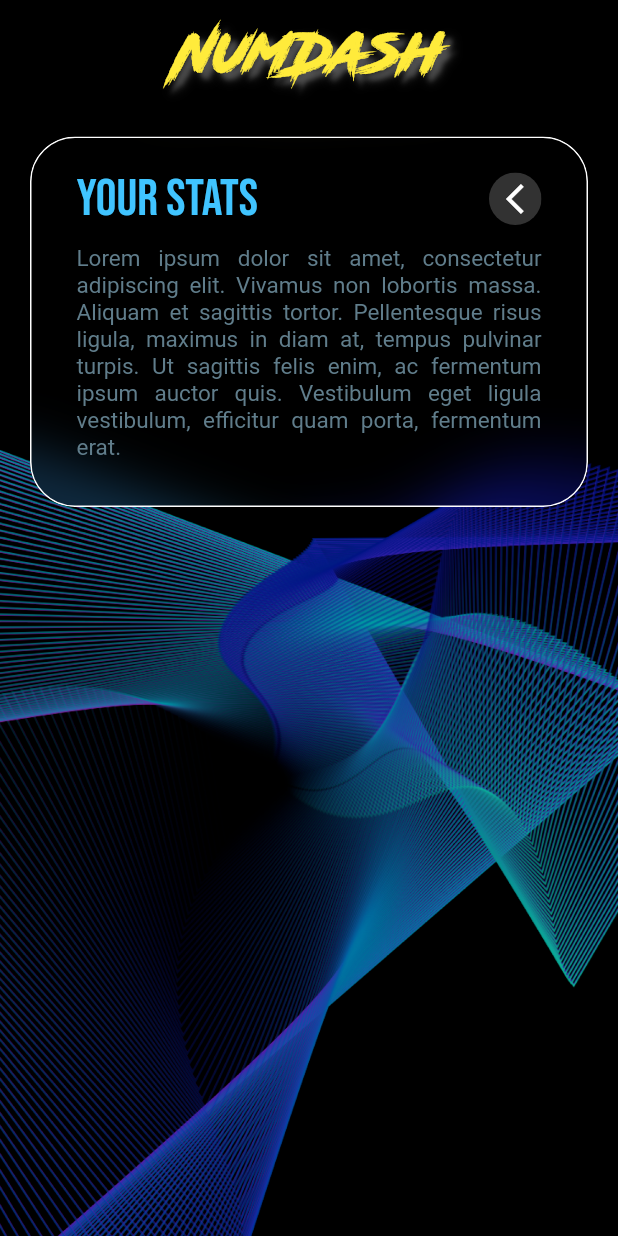
After one commit to MihailOfficial/primedart, a Flutter app: the StatsPage screen opened directly, on a phone screen of 412 x 824 dp. The commit adds this screen. Run offline on Flutter 3.47's test engine with Material 2 defaults, Android fonts, the phone set to English and light mode, and no system bars; our stand-ins replace cloud_firestore, firebase_auth, firebase_core, flushbar, flutter_icons, page_transition and 1 more; missing offline and left inert: blinking_text, flame, fullscreen, keyboard_attachable; accounts and stored records are empty; statements that could not run were skipped.

Commit message:
added lorem ipsum stats page and created debug logout button

```diff
--- /dev/null
+++ b/lib/statspage.dart
@@ -0,0 +1,168 @@
+import 'dart:ui';
+
+import 'package:flutter/material.dart';
+import 'package:page_transition/page_transition.dart';
+import 'package:sizer/sizer.dart';
+
+import 'home.dart';
+import 'main.dart';
+import 'game.dart';
+class StatsPage extends StatefulWidget {
+
+  @override
+  _StatsPageState createState() => _StatsPageState();
+}
+
+class _StatsPageState extends State<StatsPage> {
+  bool playGame = false;
+
+  @override
+  Widget build(BuildContext context) {
+
+    var screenHeight = MediaQuery.of(context).size.height;
+    final double statusBarHeight = MediaQuery.of(context).padding.top;
+    return Scaffold(
+        body: Container(
+            decoration: BoxDecoration(
+              image: DecorationImage(
+                image: AssetImage("assets/images/home_background.png"),
+                fit: BoxFit.cover,
+              ),
+            ),
+            child: SafeArea(
+                child: Container(
+                    color: Color.fromRGBO(0, 0, 0, 0.3),
+                    child: Column(children: <Widget>[
+                      Container(
+                          width: double.infinity,
+                          child: Padding(
+                              padding:
+                              const EdgeInsets.symmetric(vertical: 5.0),
+                              child: Row(
+                                  mainAxisAlignment: MainAxisAlignment.center,
+                                  children: <Widget>[
+                                    Text('NumDash',
+                                        style: TextStyle(
+                                          fontFamily: 'rage',
+                                          fontSize: 28.0.sp,
+                                          color: Colors.yellow,
+                                          shadows: <Shadow>[
+                                            Shadow(
+                                              offset: Offset(5.0, 5.0),
+                                              blurRadius: 3.0,
+                                              color: Color.fromRGBO(
+                                                  240, 240, 240, 0.2),
+                                            ),
+                                            Shadow(
+                                              offset: Offset(5.0, 5.0),
+                                              blurRadius: 8.0,
+                                              color: Color.fromRGBO(
+                                                  240, 240, 240, 0.2),
+                                            ),
+                                          ],
+                                        ))
+                                  ]))),
+                      SizedBox(height: 20),
+                      Padding(
+                          padding: const EdgeInsets.symmetric(horizontal: 20.0),
+                          child: Container(
+                              child: ClipRRect(
+                                  borderRadius: BorderRadius.circular(30.0),
+                                  // <-- clips to the 200x200 [Container] below
+                                  child: BackdropFilter(
+                                    filter: new ImageFilter.blur(
+                                        sigmaX: 20.0, sigmaY: 20.0),
+                                    child: Container(
+                                        decoration: BoxDecoration(
+                                          borderRadius:
+                                          BorderRadius.circular(30.0),
+                                          border: Border.all(
+                                              color: Colors.white,
+                                              // set border color
+                                              width: 1.0),
+                                          gradient: LinearGradient(
+                                            begin: Alignment.centerLeft,
+                                            end: Alignment.centerRight,
+                                            colors: <Color>[
+                                              Color.fromRGBO(250, 250, 250, 0),
+                                              Color.fromRGBO(250, 250, 250, 0)
+                                            ],
+                                          ),
+                                        ),
+                                        child: Column(children: <Widget>[
+                                          SizedBox(height: 20),
+                                      Padding(
+                                          padding:
+                                          const EdgeInsets.symmetric(horizontal: 30.0),
+                                          child: Row(
+                                              mainAxisAlignment: MainAxisAlignment.spaceBetween,
+                                              children: <Widget>[
+
+                                                    Container(
+                                                      child: Text(
+                                                          'Your stats',
+                                                          style: TextStyle(
+                                                              fontSize: 25.0.sp,
+                                                              fontFamily:
+                                                              "sansSar",
+                                                              color: Colors
+                                                                  .lightBlueAccent)),
+                                                    ),
+                                                    ClipOval(
+                                                      child: Material(
+                                                        color: Color.fromRGBO(50, 50, 50, 1),
+                                                        // button color
+                                                        child: InkWell(
+                                                          splashColor: Colors.yellow,
+                                                          // inkwell color
+                                                          child: SizedBox(
+                                                            width: 35,
+                                                            height: 35,
+                                                            child: Icon(
+                                                              Icons.arrow_back_ios_sharp,
+                                                              color: Colors.white,
+                                                            ),
+                                                          ),
+                                                          onTap: () => setState(() {
+
+                                                            Navigator.push(
+                                                              context,
+                                                              PageTransition(
+                                                                  type: PageTransitionType.leftToRight,
+                                                                  child: Home(),
+                                                                  inheritTheme: true,
+                                                                  ctx: context),
+                                                            );
+                                                          }),
+                                                        ),
+                                                      ),
+                                                    ),
+
+                                                  ])),
+                                          SizedBox(height: 10),
+                                          Padding(
+                                              padding:
+                                              const EdgeInsets.symmetric(
+                                                  horizontal: 30.0),
+                                              child: Container(
+                                                child: Text(
+                                                    'Lorem ipsum dolor sit amet, consectetur adipiscing elit. Vivamus non lobortis massa. Aliquam et sagittis tortor. Pellentesque risus ligula, maximus in diam at, tempus pulvinar turpis. Ut sagittis felis enim, ac fermentum ipsum auctor quis. Vestibulum eget ligula vestibulum, efficitur quam porta, fermentum erat. ',
+                                                    textAlign: TextAlign.justify,
+                                                    style: TextStyle(
+                                                        fontSize: 15.0,
+                                                        color: Colors
+                                                            .blueGrey)),
+
+                                              )),
+                                          SizedBox(height: 20),
+                                          SizedBox(height: 10),
+                                        ])),
+                                  )))),
+                      SizedBox(
+                        height: 20,
+                      ),
+
+                    ])))));
+
+  }
+}
--- a/lib/welcome.dart
+++ b/lib/welcome.dart
@@ -194,7 +194,7 @@ class _WelcomeState extends State<Welcomer1> {
                                               );
                                             }),
                                             child: Text(
-                                              'ONLINE',
+                                              '- ONLINE -',
                                               style: TextStyle(
                                                 fontSize: 20.0,
                                                 fontWeight: FontWeight.w700,
```
Also changed, not shown: lib/home.dart (+49 -5 lines).
